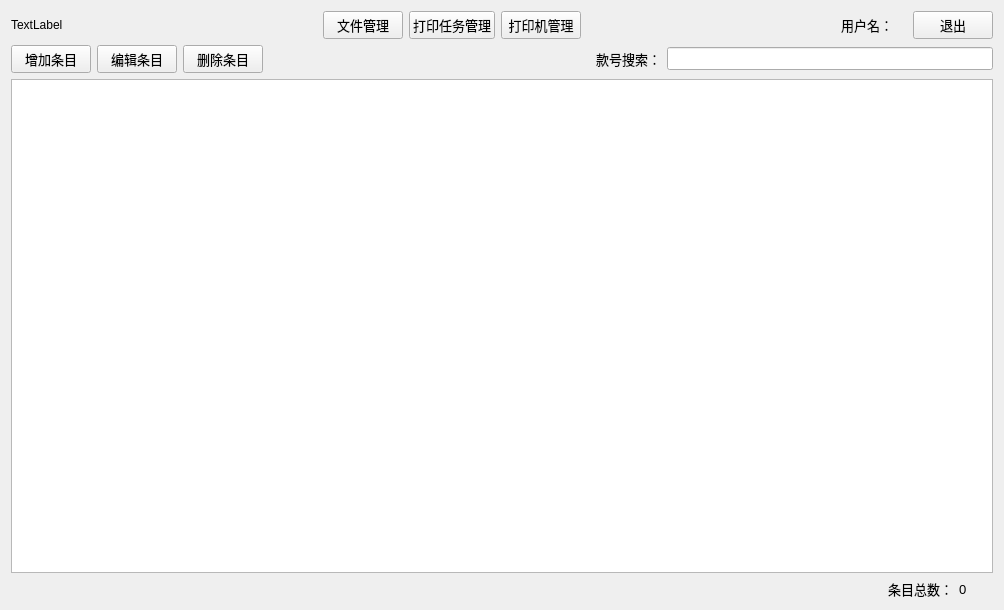
Above: pages/datamaintainance.ui from nizqleo/autoprint before the change. Below: the same form after it.
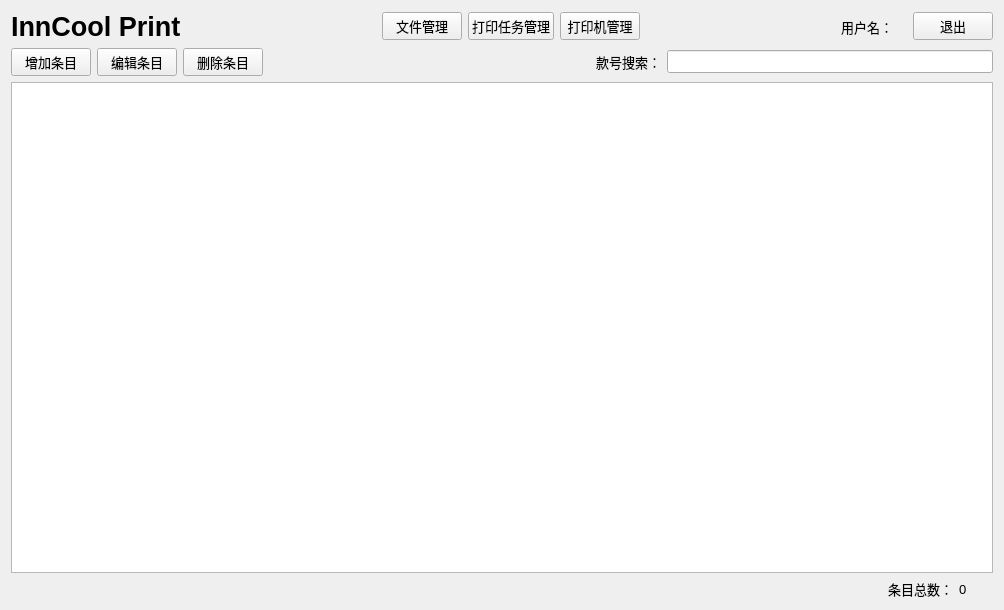
That is the form after the change.

What changed in the file:
```diff
--- a/pages/datamaintainance.ui
+++ b/pages/datamaintainance.ui
@@ -20,8 +20,15 @@
       <layout class="QHBoxLayout" name="horizontalLayout_2">
        <item>
         <widget class="QLabel" name="logoLabel">
+         <property name="font">
+          <font>
+           <pointsize>20</pointsize>
+           <weight>75</weight>
+           <bold>true</bold>
+          </font>
+         </property>
          <property name="text">
-          <string>TextLabel</string>
+          <string>InnCool Print</string>
          </property>
         </widget>
        </item>
```
